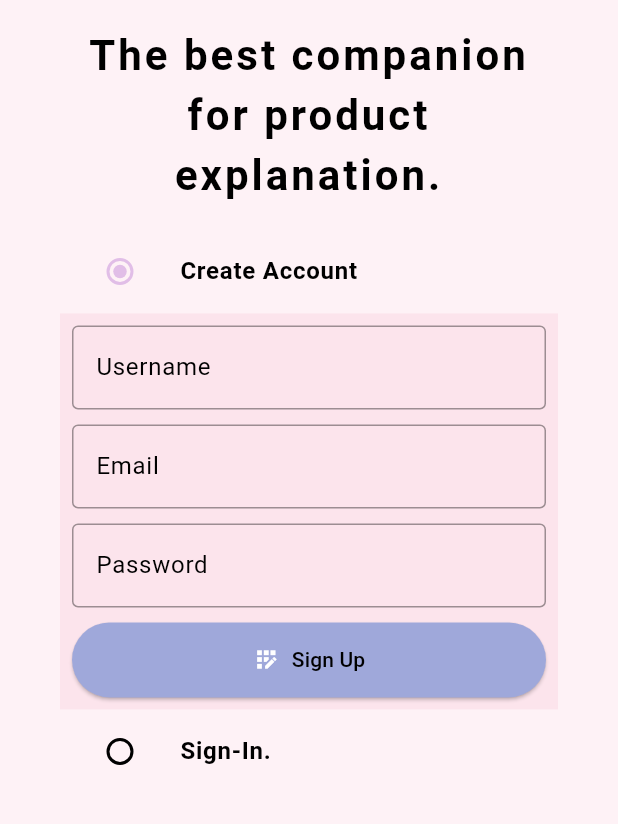
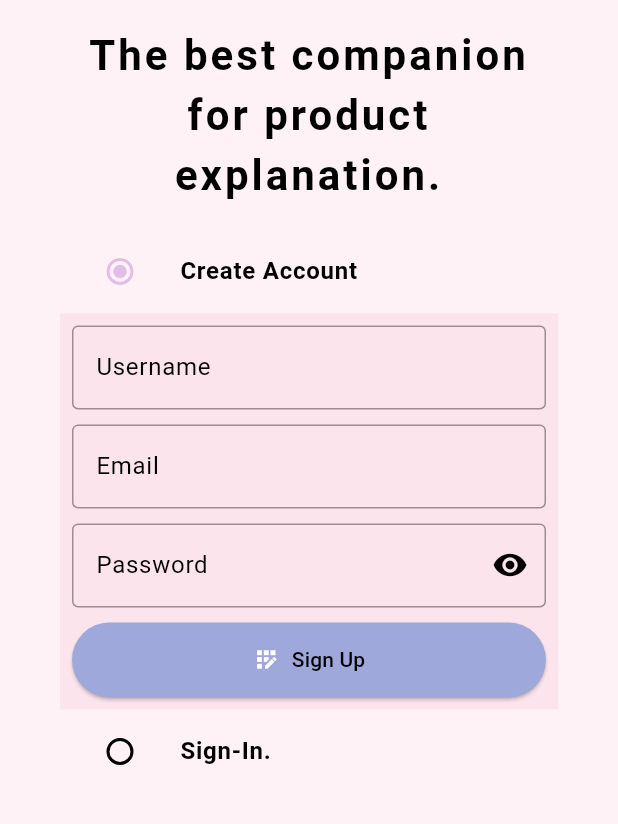
Before and after one commit to Gulnihal/kozmotrust_alpha, a Flutter app: the screen it shows after launch, on a phone screen of 412 x 824 dp, the part 369-1193 px from its top. Run offline on Flutter 3.47's test engine with Material 3 defaults, Android fonts, the phone set to English and light mode, and no system bars; our stand-ins replace file_picker, flutter_rating_bar, image_picker, shared_preferences, weather; missing offline and left inert: cloudinary_public, dotenv.

Commit message:
obscureText added

```diff
--- /dev/null
+++ b/kozmotrust/lib/common/widgets/custom_textfield_with_eye.dart
@@ -0,0 +1,50 @@
+import 'package:flutter/material.dart';
+
+class CustomTextFieldWithEye extends StatefulWidget {
+  final TextEditingController controller;
+  final String hintText;
+
+  const CustomTextFieldWithEye(
+      {super.key, required this.controller, required this.hintText});
+
+  @override
+  State<CustomTextFieldWithEye> createState() => _CustomTextFieldWithEyeState();
+}
+
+class _CustomTextFieldWithEyeState extends State<CustomTextFieldWithEye> {
+  bool _obscureText = true;
+
+  @override
+  Widget build(BuildContext context) {
+    return Stack(
+      alignment: Alignment.centerRight,
+      children: [
+        TextField(
+          controller: widget.controller,
+          obscureText: _obscureText,
+          decoration: InputDecoration(
+            hintText: widget.hintText,
+            border: const OutlineInputBorder(
+                borderSide: BorderSide(
+              color: Colors.black38,
+            )),
+            enabledBorder: const OutlineInputBorder(
+                borderSide: BorderSide(
+              color: Colors.black38,
+            )),
+          ),
+        ),
+        IconButton(
+          icon: Icon(
+            _obscureText ? Icons.visibility : Icons.visibility_off,
+          ),
+          onPressed: () {
+            setState(() {
+              _obscureText = !_obscureText;
+            });
+          },
+        ),
+      ],
+    );
+  }
+}
--- a/kozmotrust/lib/features/auth/screens/auth_screen.dart
+++ b/kozmotrust/lib/features/auth/screens/auth_screen.dart
@@ -1,5 +1,6 @@
 import 'package:kozmotrust/common/widgets/custom_button.dart';
 import 'package:kozmotrust/common/widgets/custom_textfield.dart';
+import 'package:kozmotrust/common/widgets/custom_textfield_with_eye.dart';
 import 'package:kozmotrust/constants/global_variables.dart';
 import 'package:kozmotrust/features/auth/services/auth_service.dart';
 import 'package:flutter/material.dart';
@@ -155,8 +156,7 @@ class _AuthScreenState extends State<AuthScreen> with TickerProviderStateMixin{
                           hintText: 'Email',
                         ),
                         const SizedBox(height: 10),
-                        // TODO obscureText should be added after ui design change
-                        CustomTextField(
+                        CustomTextFieldWithEye(
                           controller: _passwordController,
                           hintText: 'Password',
                         ),
@@ -209,7 +209,7 @@ class _AuthScreenState extends State<AuthScreen> with TickerProviderStateMixin{
                           hintText: 'Email',
                         ),
                         const SizedBox(height: 10),
-                        CustomTextField(
+                        CustomTextFieldWithEye(
                           controller: _passwordController,
                           hintText: 'Password',
                         ),
--- a/kozmotrust/lib/features/home/screens/home_screen.dart
+++ b/kozmotrust/lib/features/home/screens/home_screen.dart
@@ -2,6 +2,8 @@ import 'package:kozmotrust/constants/global_variables.dart';
 import 'package:flutter/material.dart';
 import 'package:kozmotrust/providers/user_provider.dart';
 import 'package:provider/provider.dart';
+import 'package:dotenv/dotenv.dart' as dotenv;
+import 'package:weather/weather.dart';
 
 class HomeScreen extends StatefulWidget {
   static const String routeName = '/home';
--- a/kozmotrust/pubspec.yaml
+++ b/kozmotrust/pubspec.yaml
@@ -48,6 +48,8 @@ dependencies:
   cloudinary_public: ^0.23.1
   file_picker: ^8.0.0+1
   flutter_rating_bar: ^4.0.1
+  weather: ^3.1.1
+  dotenv: ^4.0.0
 
 dev_dependencies:
   flutter_test:
```
Also changed, not shown: kozmotrust/pubspec.lock, 1 other file.
